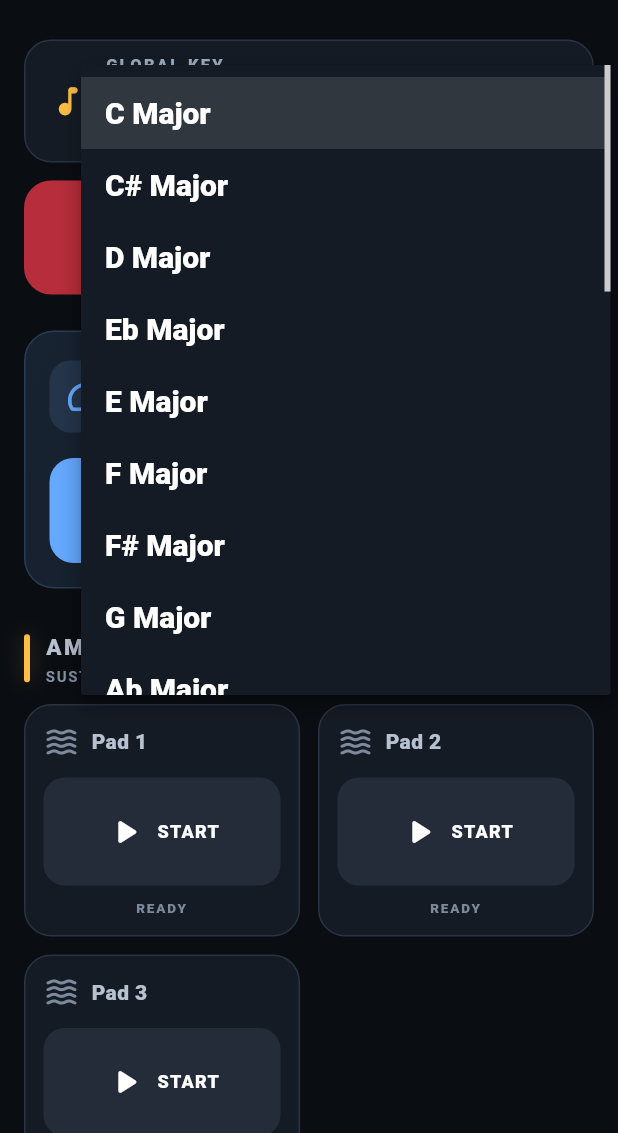
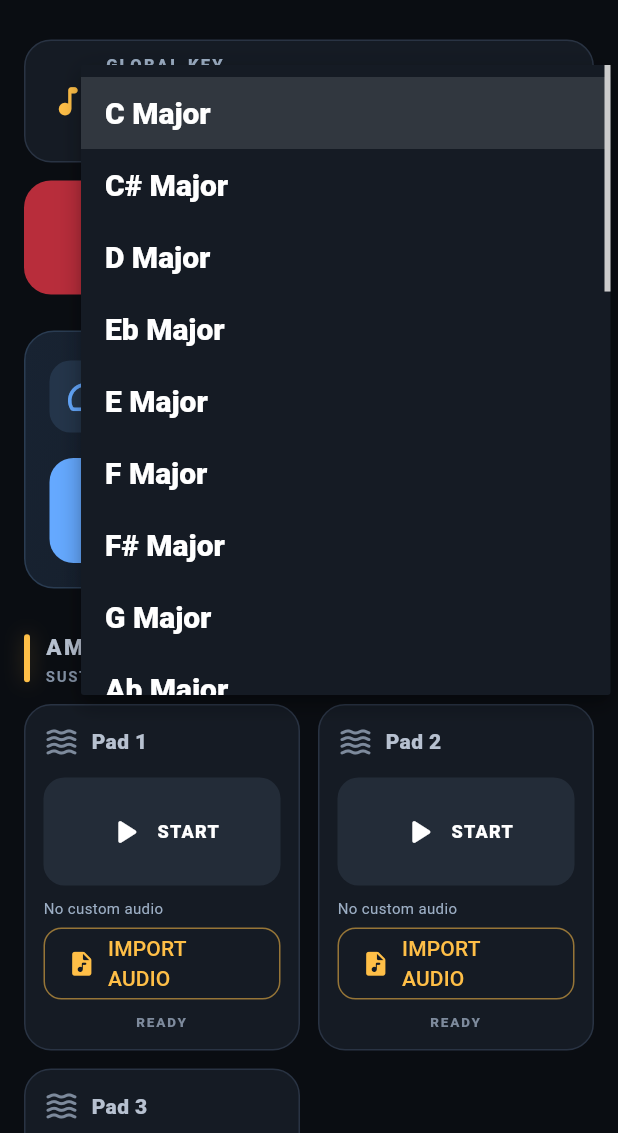
Before and after one commit to meharoondavid-sys/worship-loop, a Flutter app: the screen it shows after launch, after a tap on "C Major", on a phone screen of 412 x 824 dp, the part 103-1236 px from its top. Run offline on Flutter 3.47's test engine with Material 3 defaults, Android fonts, the phone set to English and light mode, and no system bars; our stand-ins replace file_picker, just_audio, shared_preferences.

Commit message:
Add per-track audio import controls

```diff
--- a/lib/main.dart
+++ b/lib/main.dart
@@ -4,6 +4,7 @@ import 'package:flutter/material.dart';
 
 import 'audio_controller.dart';
 import 'audio_engine.dart';
+import 'custom_audio_library.dart';
 
 void main() {
   runApp(const WorshipLoopApp());
@@ -72,6 +73,7 @@ class MixerScreen extends StatefulWidget {
 class _MixerScreenState extends State<MixerScreen> {
   late final AudioEngine _engine;
   late final AudioController _controller;
+  final CustomAudioLibrary _audioLibrary = CustomAudioLibrary();
 
   static const _amber = Color(0xFFFFBF47);
   static const _blue = Color(0xFF65A9FF);
@@ -100,6 +102,7 @@ class _MixerScreenState extends State<MixerScreen> {
       _engine,
       sourcePercussionBpm: 100,
     );
+    unawaited(_restoreCustomAudio());
   }
 
   @override
@@ -107,6 +110,28 @@ class _MixerScreenState extends State<MixerScreen> {
     unawaited(_controller.dispose());
     unawaited(_engine.dispose());
     super.dispose();
+  }
+
+  Future<void> _restoreCustomAudio() async {
+    try {
+      await _audioLibrary.restore(_engine);
+      if (mounted) setState(() {});
+    } catch (error) {
+      _showMessage('Some saved audio could not be restored: $error');
+    }
+  }
+
+  Future<void> _importAudio(AudioTrack track) async {
+    try {
+      final path = await _audioLibrary.importForTrack(_engine, track);
+      if (path == null) return;
+      if (mounted) {
+        setState(() => _playing[track] = false);
+        _showMessage('Loaded ${_audioLibrary.nameFor(track)} into ${_trackName(track)}');
+      }
+    } catch (error) {
+      _showMessage('Audio import failed: $error');
+    }
   }
 
   Future<void> _toggleTrack(AudioTrack track) async {
@@ -560,6 +585,44 @@ class _MixerScreenState extends State<MixerScreen> {
             ),
           ),
           const SizedBox(height: 8),
+          Row(
+            children: [
+              Expanded(
+                child: Text(
+                  _audioLibrary.nameFor(track) ?? 'No custom audio',
+                  maxLines: 1,
+                  overflow: TextOverflow.ellipsis,
+                  style: const TextStyle(
+                    fontSize: 10,
+                    color: Color(0xFF9CAEC4),
+                  ),
+                ),
+              ),
+            ],
+          ),
+          const SizedBox(height: 6),
+          Semantics(
+            button: true,
+            label: 'Import audio for $label',
+            hint: 'Choose a WAV or MP3 file from this device',
+            child: SizedBox(
+              width: double.infinity,
+              height: 48,
+              child: OutlinedButton.icon(
+                onPressed: () => _importAudio(track),
+                style: OutlinedButton.styleFrom(
+                  foregroundColor: activeColor,
+                  side: BorderSide(color: activeColor.withValues(alpha: 0.55)),
+                  shape: RoundedRectangleBorder(
+                    borderRadius: BorderRadius.circular(12),
+                  ),
+                ),
+                icon: const Icon(Icons.audio_file_rounded, size: 19),
+                label: const Text('IMPORT AUDIO'),
+              ),
+            ),
+          ),
+          const SizedBox(height: 8),
           Text(
             isPlaying ? 'ACTIVE IN MIX' : 'READY',
             textAlign: TextAlign.center,
```
